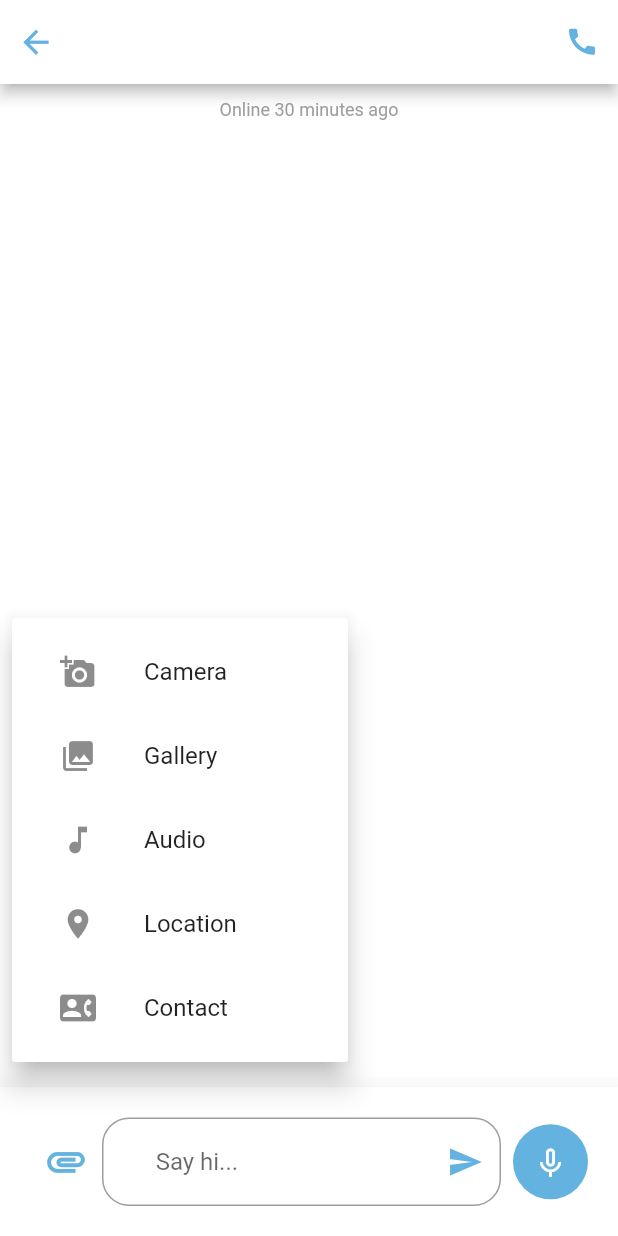
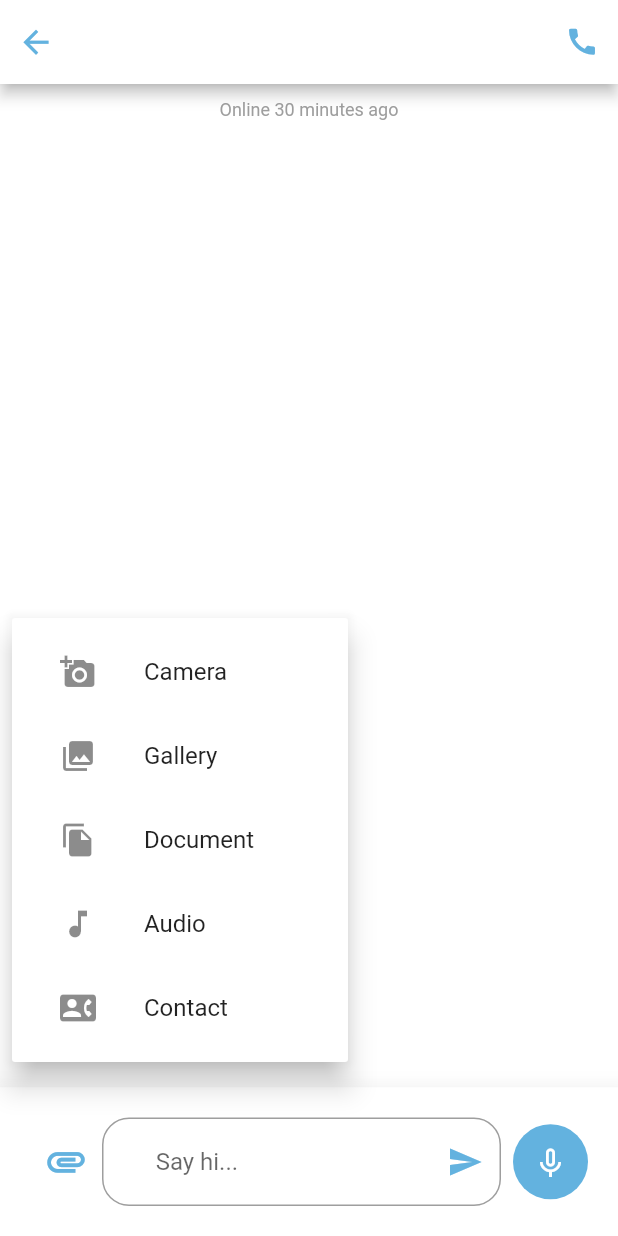
Before and after one commit to Jimmy-Rais/Connect_app-2.0, a Flutter app: the chatPage screen opened directly, after a tap on the "attachment" icon, on a phone screen of 412 x 824 dp. Run offline on Flutter 3.47's test engine with Material 2 defaults, Android fonts, the light colour scheme and no system bars; our stand-ins replace animated_text_kit, avatar_glow, cloud_firestore, firebase_auth, firebase_core, firebase_database and 2 more; missing offline and left inert: flutter_dialogs; accounts and stored records are empty.

Commit message:
Update chat.dart

```diff
--- a/lib/chat.dart
+++ b/lib/chat.dart
@@ -231,6 +231,14 @@ class _PopUpContentState extends State<PopUpContent> {
           ),
         ),
         PopupMenuItem(
+            child: ListTile(
+          leading: Icon(Icons.file_copy),
+          title: Text('Document'),
+          onTap: () {
+            // Do something when image option is selected
+          },
+        )),
+        PopupMenuItem(
           child: ListTile(
             leading: Icon(Icons.music_note),
             title: Text('Audio'),
@@ -239,7 +247,7 @@ class _PopUpContentState extends State<PopUpContent> {
             },
           ),
         ),
-        PopupMenuItem(
+        /*PopupMenuItem(
           child: ListTile(
             leading: Icon(Icons.location_on),
             title: Text('Location'),
@@ -247,7 +255,7 @@ class _PopUpContentState extends State<PopUpContent> {
               // Do something when location option is selected
             },
           ),
-        ),
+        ),*/
         PopupMenuItem(
           child: ListTile(
             leading: Icon(Icons.contact_phone),
```
